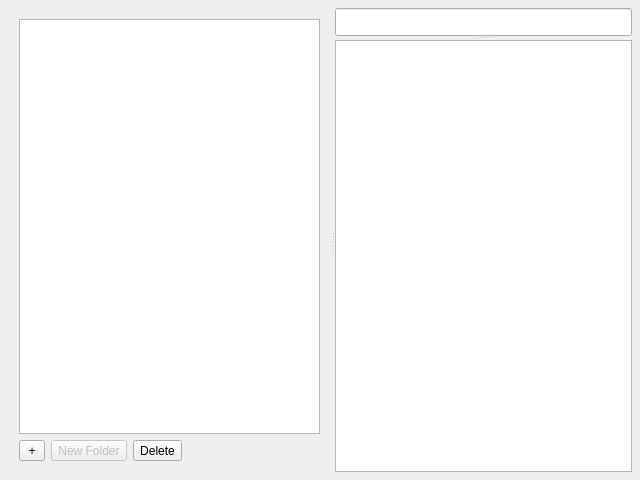
First picture: the form in deltanote.ui, repository delta-nry/Deltanote, before the edit.
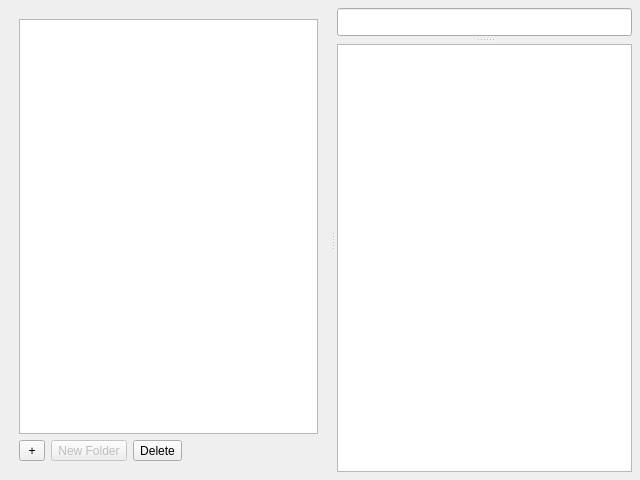
Second picture: the form after the edit.

Commit message: Change handle size of splitters and make splitters uncollapsible

The edit to the form file:
```diff
--- a/deltanote.ui
+++ b/deltanote.ui
@@ -24,6 +24,9 @@
   </property>
   <widget class="QWidget" name="centralWidget">
    <layout class="QHBoxLayout" name="horizontalLayout_2">
+    <property name="spacing">
+     <number>8</number>
+    </property>
     <property name="leftMargin">
      <number>8</number>
     </property>
@@ -44,6 +47,12 @@
       <property name="opaqueResize">
        <bool>true</bool>
       </property>
+      <property name="handleWidth">
+       <number>8</number>
+      </property>
+      <property name="childrenCollapsible">
+       <bool>false</bool>
+      </property>
       <widget class="QWidget" name="layoutWidget">
        <layout class="QVBoxLayout" name="verticalLayout">
         <item>
@@ -151,6 +160,12 @@
        <property name="orientation">
         <enum>Qt::Vertical</enum>
        </property>
+       <property name="handleWidth">
+        <number>8</number>
+       </property>
+       <property name="childrenCollapsible">
+        <bool>false</bool>
+       </property>
        <widget class="QLineEdit" name="lineEdit">
         <property name="enabled">
          <bool>true</bool>
```
